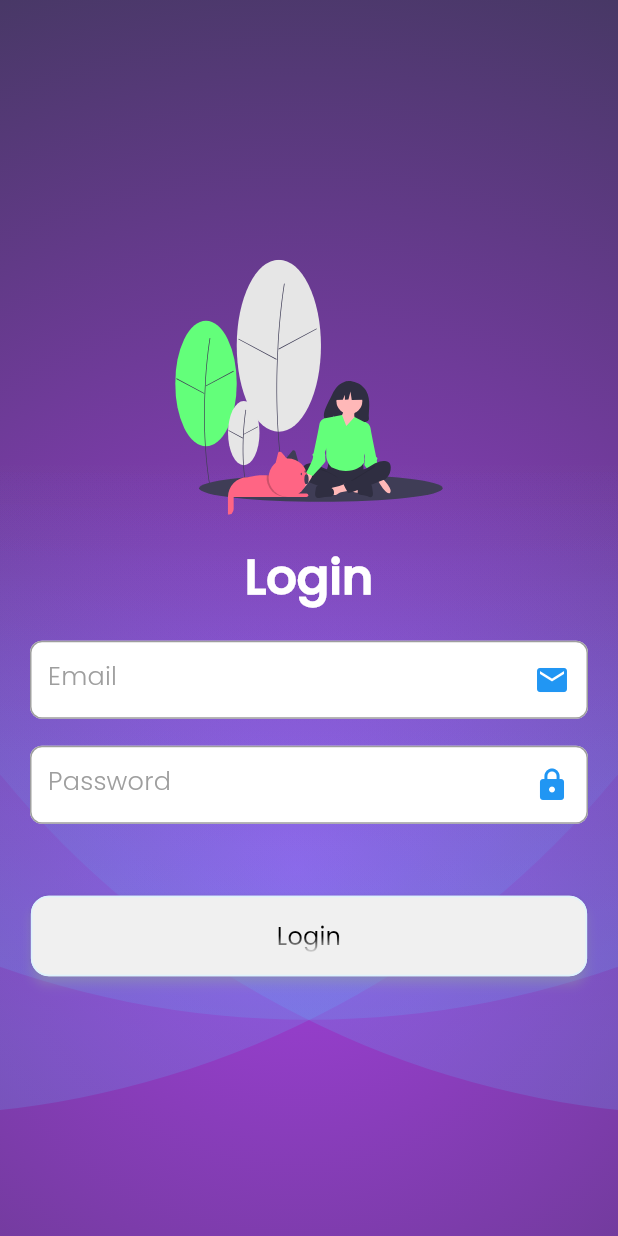
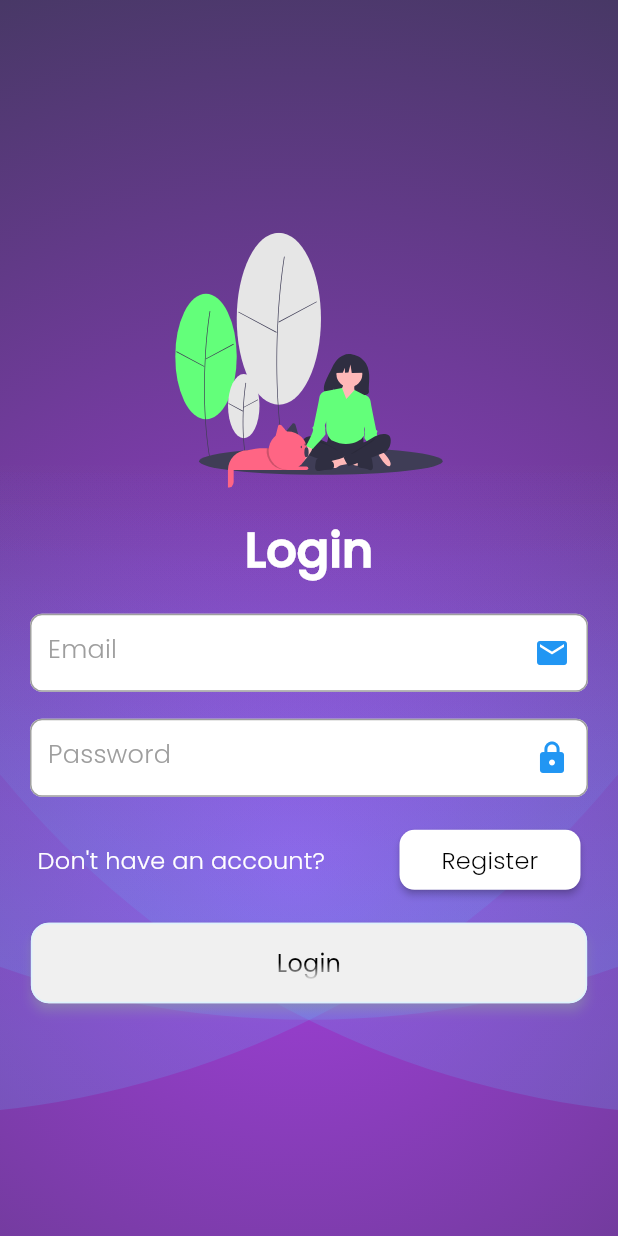
Before and after one commit to ookokk/quit_mate, a Flutter app: the screen it shows after launch, on a phone screen of 412 x 824 dp. Run offline on Flutter 3.47's test engine with Material 2 defaults, Android fonts, the light colour scheme and no system bars; our stand-ins replace cloud_firestore, connectivity_plus, easy_localization, firebase_auth, firebase_core, fl_chart and 7 more; accounts and stored records are empty.

Commit message:
i have added a  button to navigateto register in the login screen

```diff
--- a/lib/src/core/const/strings.dart
+++ b/lib/src/core/const/strings.dart
@@ -9,6 +9,9 @@
       "Take the first step to get started and start your transformation journey now!";
   //register
   static const String register = "Register";
+  static const String already = "Already have an account?";
+  static const String doNotHave = "Don't have an account?";
+
   static const String login = "Login";
   static const String email = "Email";
   static const String password = "Password";
--- a/lib/src/feature/auth/login/view/login_view.dart
+++ b/lib/src/feature/auth/login/view/login_view.dart
@@ -10,6 +10,7 @@
 import 'package:quit_mate/src/feature/auth/widget/auth_alert_dialog.dart';
 import 'package:quit_mate/src/feature/auth/widget/auth_elevated_button.dart';
 import 'package:quit_mate/src/feature/auth/widget/custom_text_field.dart';
+import 'package:quit_mate/src/feature/auth/widget/navigate_register_or_login_row.dart';
 
 class LoginView extends ConsumerWidget {
   LoginView({
@@ -81,7 +82,17 @@
                     },
                   ),
                   const SizedBox(
-                    height: 48,
+                    height: 18,
+                  ),
+                  NavigateRegisterOrLoginRow(
+                      rowText: Strings.doNotHave,
+                      onTap: () {
+                        Navigator.pushNamedAndRemoveUntil(
+                            context, '/register', (route) => false);
+                      },
+                      btnText: Strings.register),
+                  const SizedBox(
+                    height: 18,
                   ),
                   AuthElevatedButton(
                     text: Strings.login,
--- /dev/null
+++ b/lib/src/feature/auth/widget/navigate_register_or_login_row.dart
@@ -0,0 +1,64 @@
+import 'package:flutter/material.dart';
+import 'package:flutter_riverpod/flutter_riverpod.dart';
+import 'package:quit_mate/src/core/theme/theme_provider.dart';
+
+class NavigateRegisterOrLoginRow extends ConsumerWidget {
+  final String rowText;
+  final String btnText;
+  final VoidCallback onTap;
+  const NavigateRegisterOrLoginRow({
+    Key? key,
+    required this.rowText,
+    required this.onTap,
+    required this.btnText,
+  }) : super(key: key);
+
+  @override
+  Widget build(BuildContext context, WidgetRef ref) {
+    final currentTheme = ref.watch(themeProvider);
+    return Padding(
+      padding: const EdgeInsets.only(left: 25, right: 25),
+      child: Row(
+        children: [
+          Expanded(
+            flex: 2,
+            child: Text(
+              rowText,
+              style: currentTheme.textTheme.titleMedium
+                  ?.copyWith(color: Colors.white),
+            ),
+          ),
+          Expanded(
+              child: ElevatedButton(
+            onPressed: onTap,
+            style: ButtonStyle(
+              shadowColor: MaterialStateProperty.all<Color>(Colors.black),
+              minimumSize: MaterialStateProperty.all<Size>(
+                const Size(170, 40),
+              ),
+              maximumSize: MaterialStateProperty.all<Size>(
+                const Size(170, 40),
+              ),
+              elevation: MaterialStateProperty.all<double>(2),
+              shape: MaterialStateProperty.all<OutlinedBorder>(
+                RoundedRectangleBorder(
+                  borderRadius: BorderRadius.circular(10),
+                ),
+              ),
+              backgroundColor: MaterialStateProperty.all<Color>(
+                currentTheme.scaffoldBackgroundColor,
+              ),
+            ),
+            child: Text(
+              btnText,
+              textAlign: TextAlign.center,
+              maxLines: 1,
+              overflow: TextOverflow.fade,
+              style: currentTheme.textTheme.titleMedium,
+            ),
+          ))
+        ],
+      ),
+    );
+  }
+}
```
